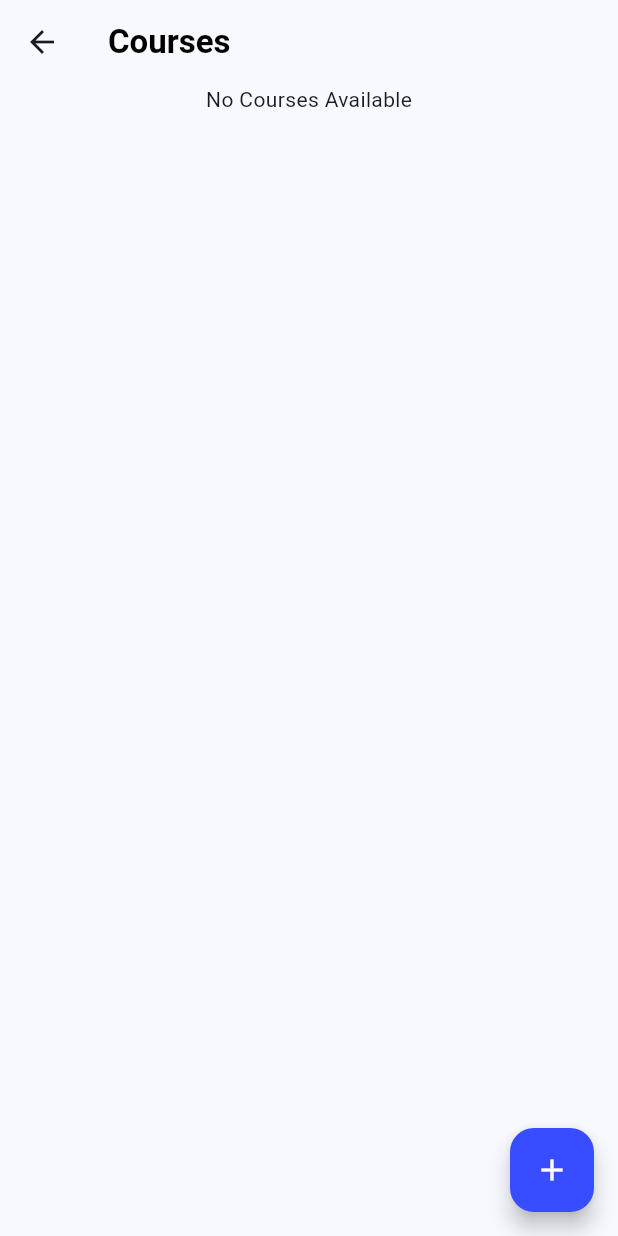
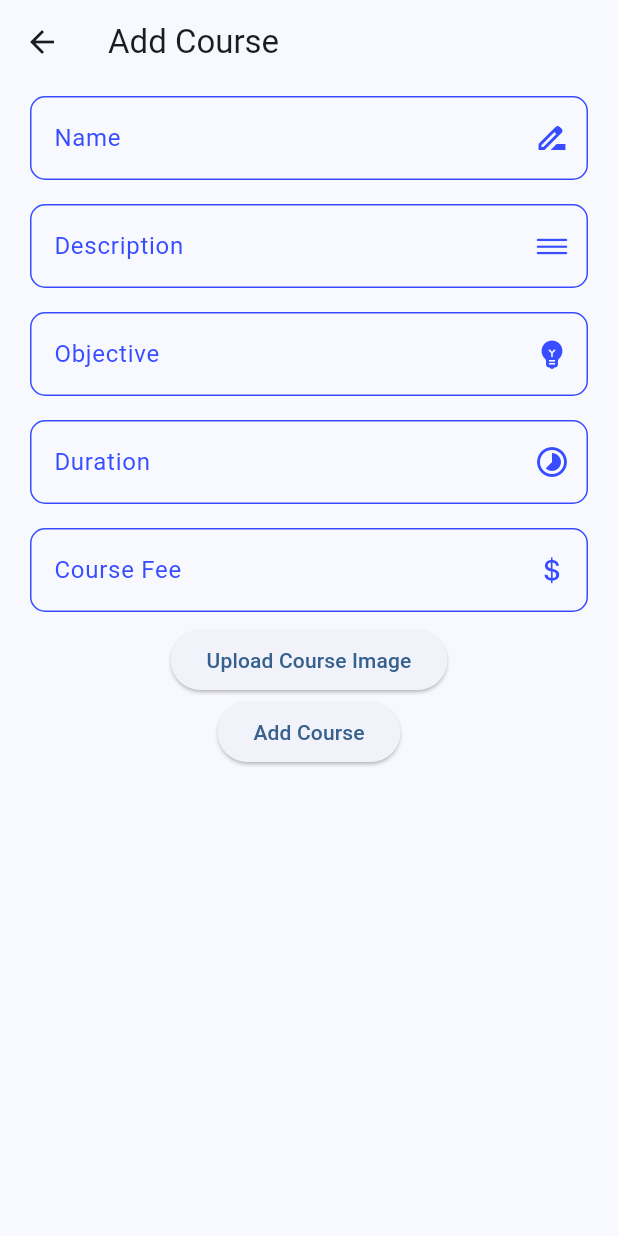
Before and after one commit to izhansamad/TutorConnectFYP, a Flutter app: the TeacherCoursesScreen screen opened directly, after a tap on the "add" icon, on a phone screen of 412 x 824 dp. Run offline on Flutter 3.47's test engine with Material 2 defaults, Android fonts, the phone set to English and light mode, and no system bars; our stand-ins replace badges, bottom_navy_bar, cloud_firestore, firebase_auth, firebase_core, firebase_storage and 2 more; accounts and stored records are empty.

Commit message:
add course to firestore

```diff
--- /dev/null
+++ b/lib/screens/teacher/AddCourseScreen.dart
@@ -0,0 +1,230 @@
+import 'dart:io';
+
+import 'package:cloud_firestore/cloud_firestore.dart';
+import 'package:firebase_auth/firebase_auth.dart';
+import 'package:firebase_storage/firebase_storage.dart';
+import 'package:flutter/cupertino.dart';
+import 'package:flutter/material.dart';
+import 'package:image_picker/image_picker.dart';
+
+import '../../core/colors.dart';
+import '../../widget/avatar_image.dart';
+
+class AddCourseScreen extends StatefulWidget {
+  const AddCourseScreen({super.key});
+
+  @override
+  State<AddCourseScreen> createState() => _AddCourseScreenState();
+}
+
+class _AddCourseScreenState extends State<AddCourseScreen> {
+  final GlobalKey<FormState> _formKey = GlobalKey<FormState>();
+  TextEditingController courseNameController = TextEditingController();
+  TextEditingController courseDescriptionController = TextEditingController();
+  TextEditingController courseObjectiveController = TextEditingController();
+  TextEditingController courseFeeController = TextEditingController();
+  TextEditingController courseDurationController = TextEditingController();
+  XFile? _imageFile;
+  bool isLoading = false;
+
+  @override
+  Widget build(BuildContext context) {
+    return Stack(
+      children: [
+        Scaffold(
+          appBar: AppBar(
+            title: Text("Add Course"),
+          ),
+          body: SingleChildScrollView(
+            child: Column(
+              crossAxisAlignment: CrossAxisAlignment.center,
+              children: [
+                Form(
+                  key: _formKey,
+                  child: Column(
+                    crossAxisAlignment: CrossAxisAlignment.start,
+                    children: [
+                      textField(
+                          controller: courseNameController,
+                          keyBordType: TextInputType.name,
+                          hintTxt: 'Name',
+                          icon: Icons.drive_file_rename_outline,
+                          validator: validateRequired),
+                      textField(
+                          controller: courseDescriptionController,
+                          keyBordType: TextInputType.phone,
+                          hintTxt: 'Description',
+                          icon: CupertinoIcons.line_horizontal_3,
+                          validator: validateRequired),
+                      textField(
+                          controller: courseObjectiveController,
+                          icon: Icons.emoji_objects,
+                          hintTxt: 'Objective',
+                          validator: validateRequired),
+                      textField(
+                          controller: courseDurationController,
+                          icon: Icons.timelapse,
+                          hintTxt: 'Duration',
+                          validator: validateRequired),
+                      textField(
+                          controller: courseFeeController,
+                          icon: CupertinoIcons.money_dollar,
+                          hintTxt: 'Course Fee',
+                          validator: validateRequired),
+                      _imageFile != null
+                          ? Center(
+                              child: AvatarImage(
+                                _imageFile!.path,
+                                isFileImage: true,
+                                width: 300,
+                                height: 150,
+                                radius: 10,
+                              ),
+                            )
+                          : Container(),
+                    ],
+                  ),
+                ),
+                ElevatedButton(
+                    onPressed: () async {
+                      final ImagePicker _picker = ImagePicker();
+                      _imageFile =
+                          await _picker.pickImage(source: ImageSource.gallery);
+                      setState(() {});
+                    },
+                    child: Text('Upload Course Image')),
+                ElevatedButton(
+                  onPressed: () {
+                    if (_formKey.currentState!.validate()) {
+                      addCourse();
+                    }
+                  },
+                  child: Text("Add Course"),
+                ),
+              ],
+            ),
+          ),
+        ),
+        if (isLoading)
+          Container(
+            color: Colors.black
+                .withOpacity(0.5), // Add a semi-transparent overlay.
+            child: Center(
+              child: CircularProgressIndicator(),
+            ),
+          ),
+      ],
+    );
+  }
+
+  void addCourse() async {
+    setState(() {
+      isLoading = true;
+    });
+    String imageUrl = "";
+    if (_imageFile != null) {
+      imageUrl = await _uploadImageToFirebaseStorage(_imageFile!);
+    }
+    await saveCourseToFirestore(
+        courseNameController.text,
+        courseDescriptionController.text,
+        courseObjectiveController.text,
+        courseFeeController.text,
+        courseDurationController.text,
+        imageUrl);
+    setState(() {
+      isLoading = false;
+    });
+  }
+
+  Future<void> saveCourseToFirestore(
+      String courseName,
+      String courseDesc,
+      String courseObj,
+      String courseFee,
+      String courseDuration,
+      String courseImage) async {
+    try {
+      final userDocRef = FirebaseFirestore.instance
+          .collection('courses')
+          .doc(FirebaseAuth.instance.currentUser!.uid);
+      await userDocRef.set({
+        'courseName': courseName,
+        'courseDesc': courseDesc,
+        'courseObj': courseObj,
+        'courseFee': courseFee,
+        'courseDuration': courseDuration,
+        'courseImage': courseImage,
+      });
+      print('Course data saved to Firestore');
+      ScaffoldMessenger.of(context)
+          .showSnackBar(SnackBar(content: Text("Course Saved")));
+      Navigator.pop(context);
+    } catch (e) {
+      print('Error saving Course data to Firestore: $e');
+      ScaffoldMessenger.of(context)
+          .showSnackBar(SnackBar(content: Text("Failed $e")));
+    }
+  }
+
+  Future<String> _uploadImageToFirebaseStorage(XFile imageFile) async {
+    String imagePath =
+        'images/courses/${courseNameController.text}-${DateTime.now()}.png';
+    Reference storageReference =
+        FirebaseStorage.instance.ref().child(imagePath);
+    UploadTask uploadTask = storageReference.putFile(File(imageFile.path));
+    String imageUrl = await (await uploadTask).ref.getDownloadURL();
+    print('Image uploaded, URL: $imageUrl');
+    return imageUrl;
+  }
+
+  String? validateRequired(String? value) {
+    if (value == null || value.isEmpty) {
+      return 'This field is required';
+    }
+    return null;
+  }
+
+  Widget textField({
+    required String hintTxt,
+    required TextEditingController controller,
+    bool isEnabled = true,
+    IconData? icon,
+    String? Function(String?)? validator,
+    TextInputType? keyBordType,
+  }) {
+    return Padding(
+        padding: const EdgeInsets.symmetric(
+          horizontal: 20.0,
+          vertical: 8.0,
+        ),
+        child: TextFormField(
+          controller: controller,
+          validator: validator,
+          enabled: isEnabled,
+          keyboardType: keyBordType,
+          decoration: InputDecoration(
+              labelText: hintTxt,
+              labelStyle: TextStyle(
+                color: primaryColor,
+              ),
+              enabledBorder: OutlineInputBorder(
+                borderRadius: BorderRadius.circular(10.0),
+                borderSide: BorderSide(
+                  color: primaryColor,
+                ),
+              ),
+              focusedBorder: OutlineInputBorder(
+                borderRadius: BorderRadius.circular(15.0),
+                borderSide: BorderSide(
+                  color: primaryColor,
+                ),
+              ),
+              suffixIcon: Icon(
+                icon,
+                color: isEnabled ? primaryColor : Colors.grey,
+              )),
+          cursorColor: primaryColor,
+        ));
+  }
+}
--- a/lib/screens/teacher/TeacherCoursesScreen.dart
+++ b/lib/screens/teacher/TeacherCoursesScreen.dart
@@ -1,5 +1,10 @@
+import 'package:cloud_firestore/cloud_firestore.dart';
+import 'package:firebase_auth/firebase_auth.dart';
 import 'package:flutter/material.dart';
 import 'package:tutor_connect_app/core/colors.dart';
+import 'package:tutor_connect_app/screens/teacher/AddCourseScreen.dart';
+
+import '../../utils/Course.dart';
 
 class TeacherCoursesScreen extends StatefulWidget {
   const TeacherCoursesScreen({Key? key}) : super(key: key);
@@ -9,6 +14,12 @@ class TeacherCoursesScreen extends StatefulWidget {
 }
 
 class _TeacherCoursesScreenState extends State<TeacherCoursesScreen> {
+  @override
+  void initState() {
+    getCourses();
+    super.initState();
+  }
+
   @override
   Widget build(BuildContext context) {
     return Scaffold(
@@ -23,7 +34,10 @@ class _TeacherCoursesScreenState extends State<TeacherCoursesScreen> {
       body: getBody(),
       floatingActionButton: FloatingActionButton(
           tooltip: "Add Course",
-          onPressed: () {},
+          onPressed: () {
+            Navigator.push(context,
+                MaterialPageRoute(builder: (builder) => AddCourseScreen()));
+          },
           backgroundColor: primaryColor,
           child: Icon(
             Icons.add,
@@ -36,8 +50,7 @@ class _TeacherCoursesScreenState extends State<TeacherCoursesScreen> {
     return SingleChildScrollView(
         child: Padding(
             padding: const EdgeInsets.only(left: 10, right: 10),
-            child:
-                Column(crossAxisAlignment: CrossAxisAlignment.start, children: [
+            child: Column(children: [
               Container(
                 child: Center(
                   child: Text("No Courses Available"),
@@ -45,4 +58,31 @@ class _TeacherCoursesScreenState extends State<TeacherCoursesScreen> {
               ),
             ])));
   }
+
+  Future<List<Course>> getCourses() async {
+    var userUid = FirebaseAuth.instance.currentUser!.uid;
+
+    try {
+      // Get courses data from Firestore
+      var snapshot = await FirebaseFirestore.instance
+          .collection('courses')
+          .doc(userUid)
+          .get();
+
+      if (snapshot.exists) {
+        // If the document exists, parse the course data into a List<Course>
+        List<Course> courses = [Course.fromDocument(snapshot)];
+
+        print(courses[0].courseName);
+        return courses;
+      } else {
+        // If the document doesn't exist, return an empty list
+        return [];
+      }
+    } catch (e) {
+      // Handle errors
+      print('Error retrieving courses: $e');
+      return [];
+    }
+  }
 }
--- /dev/null
+++ b/lib/utils/Course.dart
@@ -0,0 +1,35 @@
+import 'package:cloud_firestore/cloud_firestore.dart';
+
+class Course {
+  final String courseName;
+  final String courseDesc;
+  final String courseObj;
+  final String courseFee;
+  final String courseDuration;
+  final String courseImage;
+
+  Course({
+    required this.courseName,
+    required this.courseDesc,
+    required this.courseObj,
+    required this.courseFee,
+    required this.courseDuration,
+    required this.courseImage,
+  });
+
+  factory Course.fromMap(Map<String, dynamic> map) {
+    return Course(
+      courseName: map['courseName'],
+      courseDesc: map['courseDesc'],
+      courseObj: map['courseObj'],
+      courseFee: map['courseFee'],
+      courseDuration: map['courseDuration'],
+      courseImage: map['courseImage'],
+    );
+  }
+
+  factory Course.fromDocument(DocumentSnapshot document) {
+    Map<String, dynamic> data = document.data() as Map<String, dynamic>;
+    return Course.fromMap(data);
+  }
+}
```
Also changed, not shown: lib/screens/SignUpScreen.dart (+31 -23 lines), lib/widget/avatar_image.dart (+26 -5 lines).
